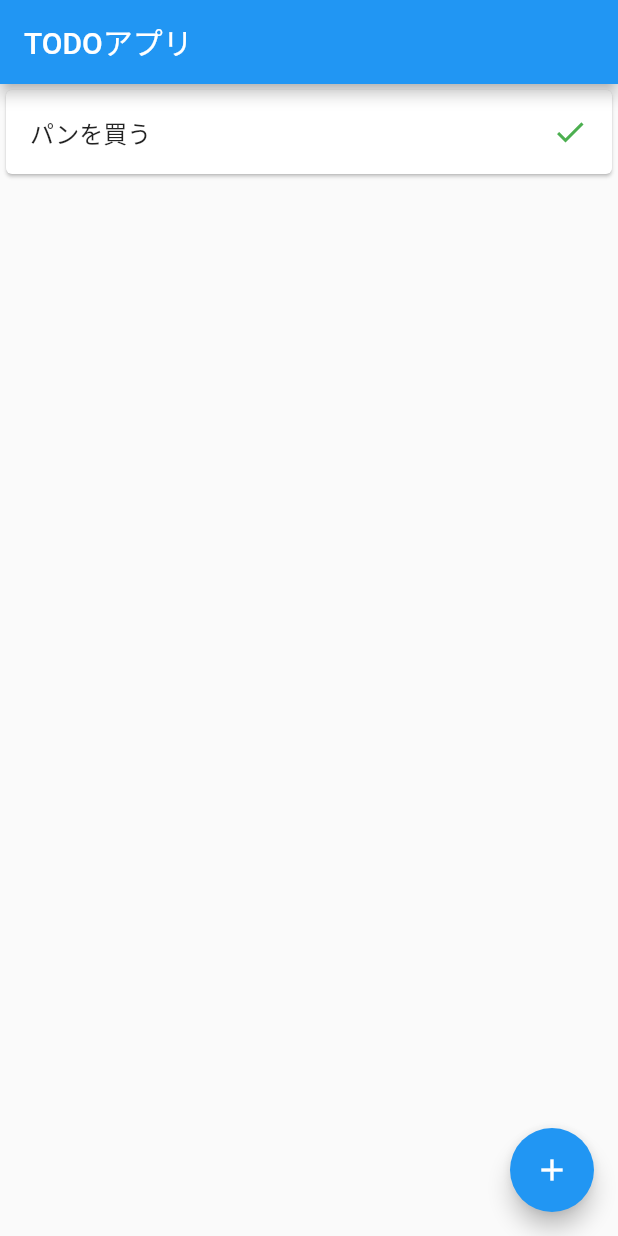
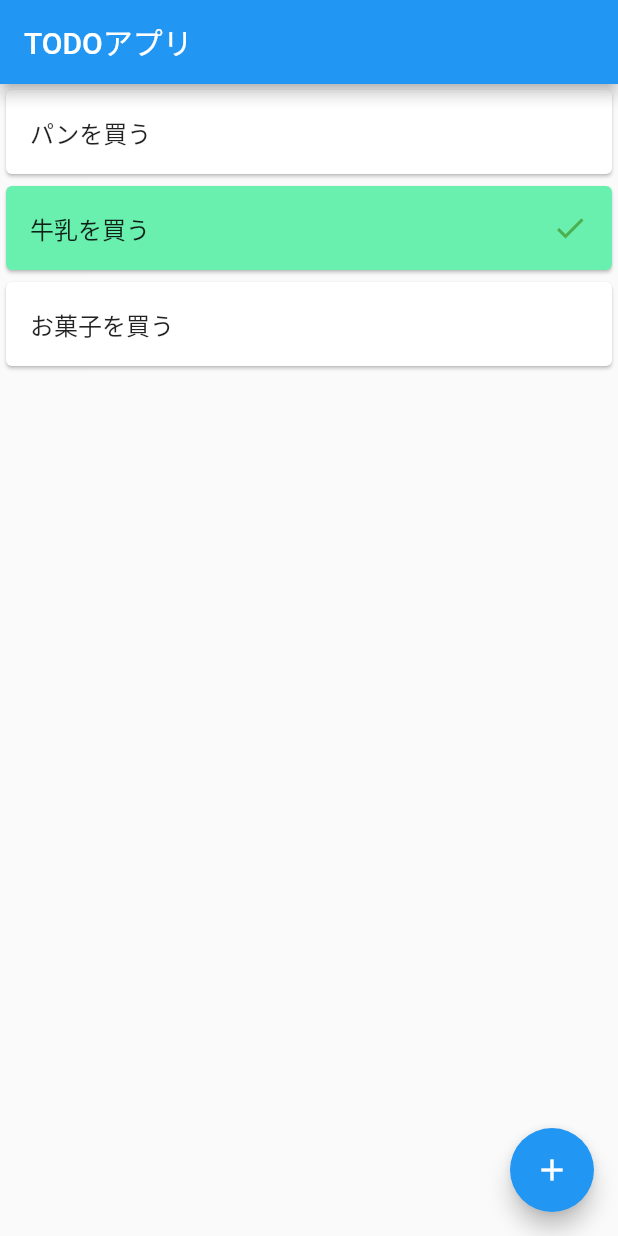
Before and after one commit to sa8a/book_flutter_introduction_development, a Flutter app: the screen it shows after launch, on a phone screen of 412 x 824 dp. Run offline on Flutter 3.47's test engine with Material 2 defaults, Android fonts, the phone set to English and light mode, and no system bars; our stand-ins replace cached_network_image, google_fonts; missing offline and left inert: dart:ffi.

Commit message:
P161: TODOの真偽値でデザインを切り替え

```diff
--- a/lib/views/pages/todos_list_page.dart
+++ b/lib/views/pages/todos_list_page.dart
@@ -11,7 +11,11 @@ class TodosListPage extends StatefulWidget {
 }
 
 class _TodosListPageState extends State<TodosListPage> {
-  final List<Todo> _todos = [const Todo(name: 'パンを買う')];
+  final List<Todo> _todos = const [
+    Todo(name: 'パンを買う', isCompleted: false),
+    Todo(name: '牛乳を買う', isCompleted: true),
+    Todo(name: 'お菓子を買う', isCompleted: false),
+  ];
   @override
   Widget build(BuildContext context) {
     return Scaffold(
@@ -22,10 +26,16 @@ class _TodosListPageState extends State<TodosListPage> {
         itemBuilder: (BuildContext context, int index) {
           final todo = _todos[index];
           return Card(
+            color: todo.isCompleted ? Colors.greenAccent : null,
             child: ListTile(
               title: Text(todo.name),
               onTap: () {},
-              trailing: const Icon(Icons.done, color: Colors.green),
+              trailing: todo.isCompleted
+                  ? const Icon(
+                      Icons.done,
+                      color: Colors.green,
+                    )
+                  : null,
             ),
           );
         },
```
